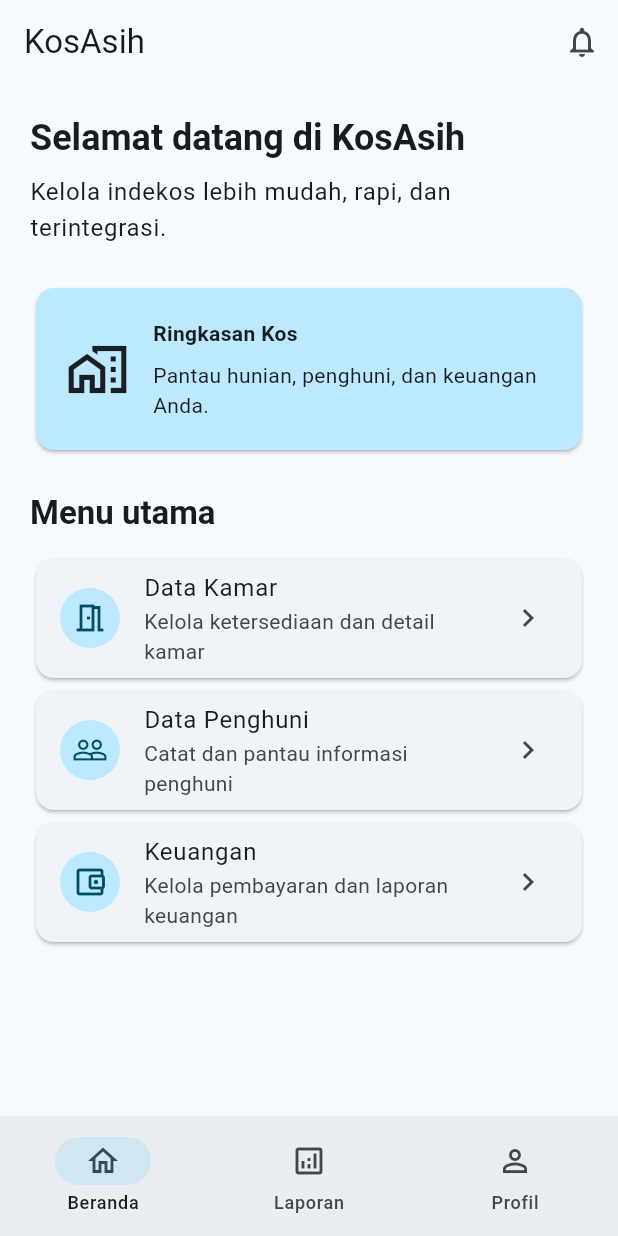
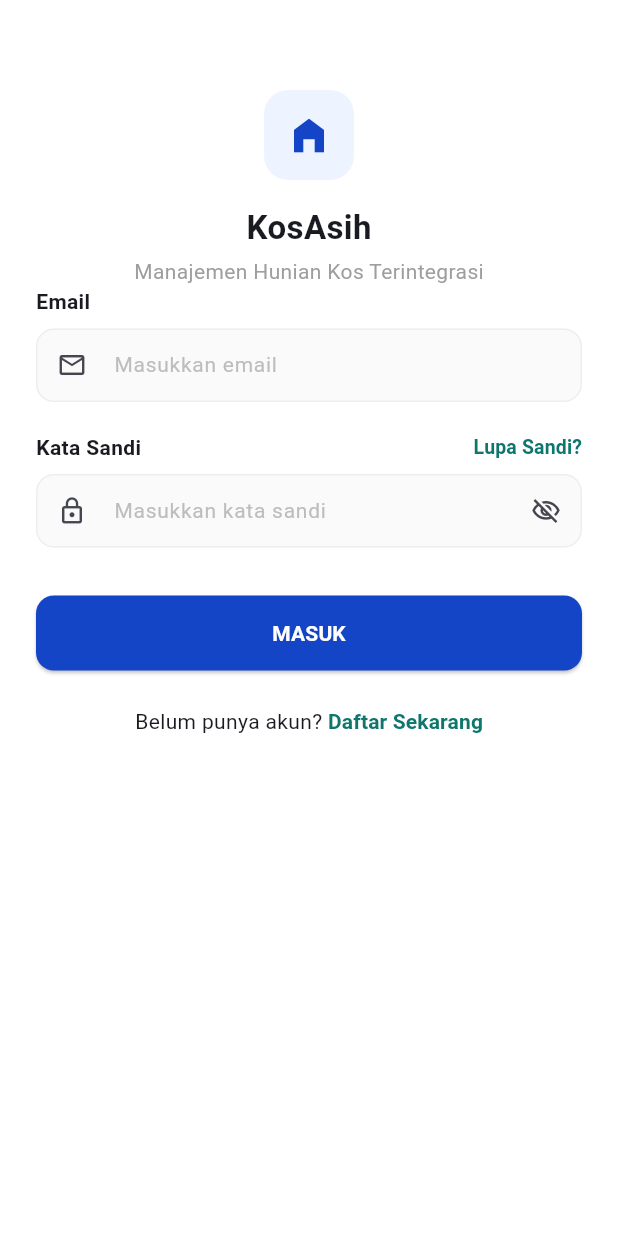
Before and after one commit to Maulanagading/kostasih-mobile, a Flutter app: the screen it shows after launch, on a phone screen of 412 x 824 dp. Run offline on Flutter 3.47's test engine with Material 3 defaults, Android fonts, the phone set to English and light mode, and no system bars.

Commit message:
feat(auth): satukan login dan register dalam satu alur aplikasi
Sebelumnya Login dan Register berdiri sebagai dua aplikasi terpisah dengan main() masing-masing sehingga hanya satu yang bisa dijalankan. Sekarang main.dart mendaftarkan keduanya sebagai named route (/login dan /register) dengan halaman Login sebagai initialRoute, sehingga pengguna bisa berpindah Login <-> Register.

Widget test disesuaikan: memakai package kostasih_mobile dan memverifikasi halaman Login tampil serta navigasi Login -> Register -> Login.

```diff
--- a/lib/main.dart
+++ b/lib/main.dart
@@ -1,8 +1,16 @@
 import 'package:flutter/material.dart';
 
-void main() {
-  runApp(const KosAsihApp());
-}
+import 'pages/login_page.dart';
+import 'pages/register_page.dart';
+import 'theme/app_colors.dart';
+
+/// Satu-satunya entry point aplikasi KosAsih.
+///
+/// Dulu Login dan Register masing-masing punya `void main()` sendiri sehingga
+/// hanya bisa dijalankan salah satu. Sekarang keduanya didaftarkan sebagai
+/// route di satu [MaterialApp], jadi satu aplikasi punya dua halaman yang
+/// saling terhubung.
+void main() => runApp(const KosAsihApp());
 
 class KosAsihApp extends StatelessWidget {
   const KosAsihApp({super.key});
@@ -11,138 +19,19 @@ class KosAsihApp extends StatelessWidget {
   Widget build(BuildContext context) {
     return MaterialApp(
       title: 'KosAsih',
+      debugShowCheckedModeBanner: false,
       theme: ThemeData(
-        colorScheme: ColorScheme.fromSeed(
-          seedColor: const Color(0xFF176B87),
-          brightness: Brightness.light,
-        ),
         useMaterial3: true,
+        colorScheme: ColorScheme.fromSeed(seedColor: AppColors.primary),
+        scaffoldBackgroundColor: Colors.white,
       ),
-      home: const KosAsihHomePage(),
+      // Halaman pertama yang tampil saat aplikasi dibuka.
+      initialRoute: LoginKosAsihPage.routeName,
+      // Daftar halaman yang bisa dituju lewat Navigator.pushNamed(...).
+      routes: <String, WidgetBuilder>{
+        LoginKosAsihPage.routeName: (_) => const LoginKosAsihPage(),
+        RegisterKosAsihPage.routeName: (_) => const RegisterKosAsihPage(),
+      },
     );
   }
 }
-
-class KosAsihHomePage extends StatelessWidget {
-  const KosAsihHomePage({super.key});
-
-  @override
-  Widget build(BuildContext context) {
-    return Scaffold(
-      appBar: AppBar(
-        title: const Text('KosAsih'),
-        actions: [
-          IconButton(
-            onPressed: () {},
-            tooltip: 'Notifikasi',
-            icon: const Icon(Icons.notifications_none),
-          ),
-        ],
-      ),
-      body: ListView(
-        padding: const EdgeInsets.all(20),
-        children: [
-          Text(
-            'Selamat datang di KosAsih',
-            style: Theme.of(context).textTheme.headlineSmall
-                ?.copyWith(fontWeight: FontWeight.bold),
-          ),
-          const SizedBox(height: 8),
-          Text(
-            'Kelola indekos lebih mudah, rapi, dan terintegrasi.',
-            style: Theme.of(context).textTheme.bodyLarge,
-          ),
-          const SizedBox(height: 24),
-          Card(
-            color: Theme.of(context).colorScheme.primaryContainer,
-            child: const Padding(
-              padding: EdgeInsets.all(20),
-              child: Row(
-                children: [
-                  Icon(Icons.home_work_outlined, size: 42),
-                  SizedBox(width: 16),
-                  Expanded(
-                    child: Column(
-                      crossAxisAlignment: CrossAxisAlignment.start,
-                      children: [
-                        Text(
-                          'Ringkasan Kos',
-                          style: TextStyle(fontWeight: FontWeight.bold),
-                        ),
-                        SizedBox(height: 8),
-                        Text('Pantau hunian, penghuni, dan keuangan Anda.'),
-                      ],
-                    ),
-                  ),
-                ],
-              ),
-            ),
-          ),
-          const SizedBox(height: 24),
-          Text(
-            'Menu utama',
-            style: Theme.of(context).textTheme.titleLarge
-                ?.copyWith(fontWeight: FontWeight.bold),
-          ),
-          const SizedBox(height: 12),
-          const _FeatureTile(
-            icon: Icons.meeting_room_outlined,
-            title: 'Data Kamar',
-            subtitle: 'Kelola ketersediaan dan detail kamar',
-          ),
-          const _FeatureTile(
-            icon: Icons.people_outline,
-            title: 'Data Penghuni',
-            subtitle: 'Catat dan pantau informasi penghuni',
-          ),
-          const _FeatureTile(
-            icon: Icons.account_balance_wallet_outlined,
-            title: 'Keuangan',
-            subtitle: 'Kelola pembayaran dan laporan keuangan',
-          ),
-        ],
-      ),
-      bottomNavigationBar: NavigationBar(
-        selectedIndex: 0,
-        destinations: const [
-          NavigationDestination(
-            icon: Icon(Icons.home_outlined),
-            label: 'Beranda',
-          ),
-          NavigationDestination(
-            icon: Icon(Icons.analytics_outlined),
-            label: 'Laporan',
-          ),
-          NavigationDestination(
-            icon: Icon(Icons.person_outline),
-            label: 'Profil',
-          ),
-        ],
-      ),
-    );
-  }
-}
-
-class _FeatureTile extends StatelessWidget {
-  const _FeatureTile({
-    required this.icon,
-    required this.title,
-    required this.subtitle,
-  });
-
-  final IconData icon;
-  final String title;
-  final String subtitle;
-
-  @override
-  Widget build(BuildContext context) {
-    return Card(
-      child: ListTile(
-        leading: CircleAvatar(child: Icon(icon)),
-        title: Text(title),
-        subtitle: Text(subtitle),
-        trailing: const Icon(Icons.chevron_right),
-      ),
-    );
-  }
-}
--- /dev/null
+++ b/lib/pages/login_page.dart
@@ -0,0 +1,181 @@
+import 'package:flutter/material.dart';
+
+import '../theme/app_colors.dart';
+import '../widgets/app_text_field.dart';
+import '../widgets/app_text_link.dart';
+import 'register_page.dart';
+
+/// Halaman Login KosAsih.
+///
+/// Halaman ini dihubungkan ke [RegisterKosAsihPage] lewat named route,
+/// sehingga login dan register menjadi satu alur aplikasi (bukan dua app).
+class LoginKosAsihPage extends StatefulWidget {
+  const LoginKosAsihPage({super.key});
+
+  /// Nama route, dipakai oleh `main.dart` dan halaman Register.
+  static const String routeName = '/login';
+
+  @override
+  State<LoginKosAsihPage> createState() => _LoginKosAsihPageState();
+}
+
+class _LoginKosAsihPageState extends State<LoginKosAsihPage> {
+  final TextEditingController _emailController = TextEditingController();
+  final TextEditingController _passwordController = TextEditingController();
+
+  @override
+  void dispose() {
+    _emailController.dispose();
+    _passwordController.dispose();
+    super.dispose();
+  }
+
+  void _handleLogin() {
+    final String email = _emailController.text.trim();
+    final String password = _passwordController.text;
+
+    if (email.isEmpty || password.isEmpty) {
+      _showSnackBar('Email dan kata sandi wajib diisi.');
+      return;
+    }
+
+    // TODO: ganti dengan proses autentikasi (API / Firebase) saat sudah ada.
+    _showSnackBar('Login berhasil sebagai $email.');
+  }
+
+  /// Pindah ke halaman Daftar Akun.
+  void _openRegisterPage() {
+    Navigator.of(context).pushNamed(RegisterKosAsihPage.routeName);
+  }
+
+  void _showSnackBar(String message) {
+    ScaffoldMessenger.of(
+      context,
+    ).showSnackBar(SnackBar(content: Text(message)));
+  }
+
+  @override
+  Widget build(BuildContext context) {
+    return Scaffold(
+      backgroundColor: Colors.white,
+      body: SafeArea(
+        child: SingleChildScrollView(
+          padding: const EdgeInsets.symmetric(horizontal: 24),
+          child: Column(
+            crossAxisAlignment: CrossAxisAlignment.start,
+            children: <Widget>[
+              const SizedBox(height: 60),
+
+              // === Header ===
+              Center(
+                child: Column(
+                  children: <Widget>[
+                    Container(
+                      width: 60,
+                      height: 60,
+                      decoration: BoxDecoration(
+                        color: AppColors.primarySoft,
+                        borderRadius: BorderRadius.circular(16),
+                      ),
+                      child: const Icon(
+                        Icons.home_filled,
+                        color: AppColors.primary,
+                        size: 30,
+                      ),
+                    ),
+                    const SizedBox(height: 16),
+                    const Text(
+                      'KosAsih',
+                      style: TextStyle(
+                        fontSize: 22,
+                        fontWeight: FontWeight.bold,
+                      ),
+                    ),
+                    const SizedBox(height: 4),
+                    const Text(
+                      'Manajemen Hunian Kos Terintegrasi',
+                      style: TextStyle(color: Colors.grey),
+                    ),
+                  ],
+                ),
+              ),
+
+              // === Form Email ===
+              const Text(
+                'Email',
+                style: TextStyle(fontWeight: FontWeight.w600),
+              ),
+              const SizedBox(height: 8),
+              AppTextField(
+                controller: _emailController,
+                prefixIcon: Icons.email_outlined,
+                hintText: 'Masukkan email',
+                keyboardType: TextInputType.emailAddress,
+              ),
+              const SizedBox(height: 20),
+
+              // === Form Kata Sandi ===
+              Row(
+                mainAxisAlignment: MainAxisAlignment.spaceBetween,
+                children: <Widget>[
+                  const Text(
+                    'Kata Sandi',
+                    style: TextStyle(fontWeight: FontWeight.w600),
+                  ),
+                  AppTextLink(
+                    label: 'Lupa Sandi?',
+                    onTap: () =>
+                        _showSnackBar('Fitur lupa sandi belum tersedia.'),
+                  ),
+                ],
+              ),
+              const SizedBox(height: 8),
+              AppTextField(
+                controller: _passwordController,
+                prefixIcon: Icons.lock_outline,
+                hintText: 'Masukkan kata sandi',
+                isPassword: true,
+              ),
+              const SizedBox(height: 32),
+
+              // === Tombol Masuk ===
+              SizedBox(
+                width: double.infinity,
+                height: 50,
+                child: ElevatedButton(
+                  onPressed: _handleLogin,
+                  style: ElevatedButton.styleFrom(
+                    backgroundColor: AppColors.primary,
+                    foregroundColor: Colors.white,
+                    shape: RoundedRectangleBorder(
+                      borderRadius: BorderRadius.circular(12),
+                    ),
+                  ),
+                  child: const Text(
+                    'MASUK',
+                    style: TextStyle(fontWeight: FontWeight.bold),
+                  ),
+                ),
+              ),
+              const SizedBox(height: 24),
+
+              // === Navigasi ke halaman Daftar ===
+              Row(
+                mainAxisAlignment: MainAxisAlignment.center,
+                children: <Widget>[
+                  const Text('Belum punya akun? '),
+                  AppTextLink(
+                    label: 'Daftar Sekarang',
+                    fontSize: 14,
+                    onTap: _openRegisterPage,
+                  ),
+                ],
+              ),
+              const SizedBox(height: 24),
+            ],
+          ),
+        ),
+      ),
+    );
+  }
+}
```
Also changed, not shown: lib/pages/register_page.dart (added, +396 -0 lines), 1 other file.
